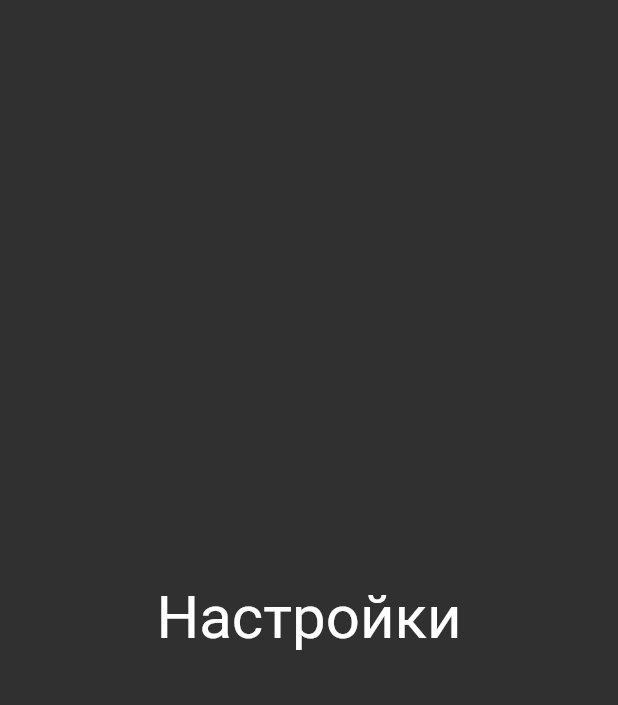
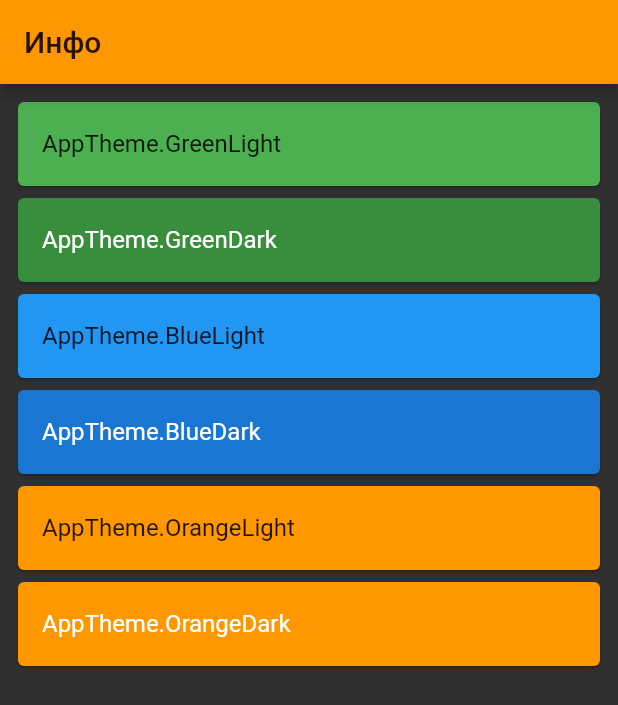
Before and after one commit to Tohaman/RG2_flutter, a Flutter app: the SettingsView screen opened directly, on a phone screen of 412 x 824 dp. Shown: the top 705 px of the screen. Run offline on Flutter 3.47's test engine with Material 2 defaults, Android fonts, the phone set to English and light mode, and no system bars.

Commit message:
Добавлен выбор темы приложения

```diff
--- a/lib/ui/settings/SettingsView.dart
+++ b/lib/ui/settings/SettingsView.dart
@@ -1,55 +1,38 @@
 import "package:flutter/material.dart";
+import 'package:flutter_demo/res/themes/app_themes.dart';
+import 'package:scoped_model/scoped_model.dart';
+
+import '../ThemeModel.dart';
 
 class SettingsView extends StatelessWidget {
   @override
   Widget build(BuildContext context) {
     return Scaffold(
-      //appBar: AppBar(title: Text('Инфо')),
-        body: Center(
-          child: Column(
-              mainAxisAlignment: MainAxisAlignment.center,
-              crossAxisAlignment: CrossAxisAlignment.center,
-              children: [
-                Text("Настройки", style: TextStyle(fontSize: 40))
-              ]
-          ),
-        )
-    );
-  }
-}
-
-/**
-
-class PreferencePage extends StatelessWidget {
-  @override
-  Widget build(BuildContext context) {
-    return Scaffold(
-      appBar: AppBar(
-        title: Text('Preferences'),
-      ),
+      appBar: AppBar(title: Text('Инфо')),
+      //ListView c выбором темы
       body: ListView.builder(
         padding: EdgeInsets.all(8),
         itemCount: AppTheme.values.length,
         itemBuilder: (context, index) {
           final itemAppTheme = AppTheme.values[index];
+          return ScopedModelDescendant<ThemeModel>(
+            builder: (BuildContext ctx, _, ThemeModel model) {
               return Card(
                 color: appThemeData[itemAppTheme].primaryColor,
                 child: ListTile(
                   title: Text(
                     itemAppTheme.toString(),
-                style: appThemeData[itemAppTheme].textTheme.body1,
+                    style: appThemeData[itemAppTheme].textTheme.bodyText1,
                   ),
                   onTap: () {
-                BlocProvider.of<ThemeBloc>(context).dispatch(
-                  ThemeChanged(theme: itemAppTheme),
-                );
-              },
-            ),
-          );
+                    model.toggleTheme(itemAppTheme);
                   },
                 ),
               );
             }
+          );
+        },
+      )
+    );
   }
-
- */
+}
```
Lines whose indentation alone changed are shown as unchanged.
